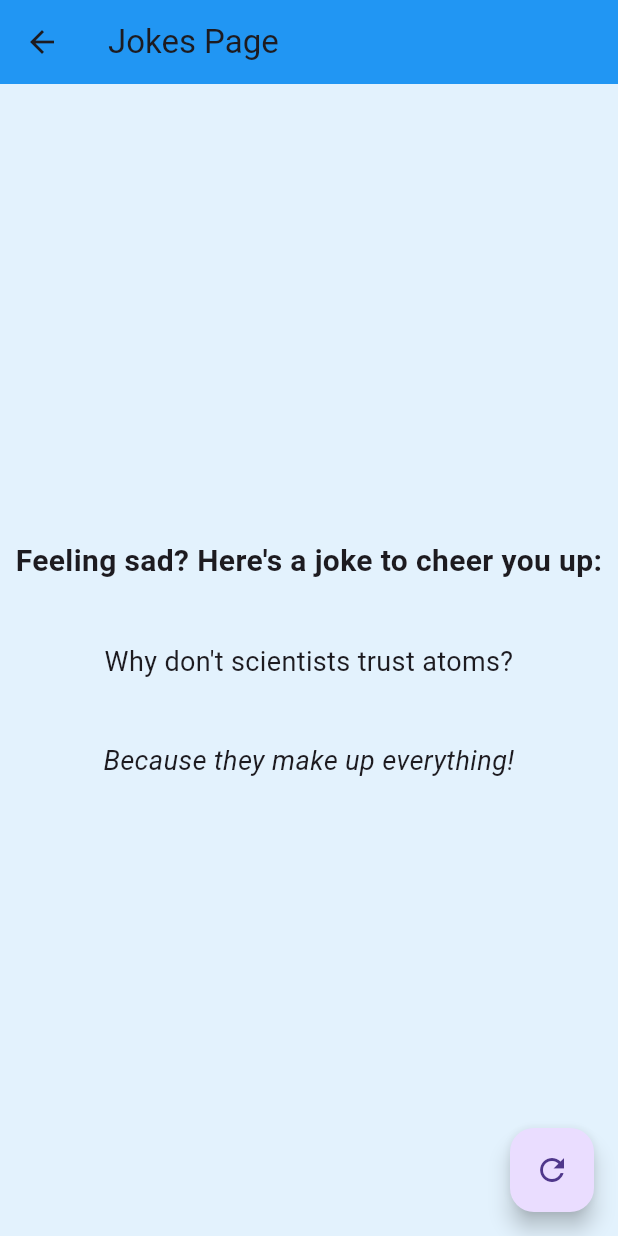
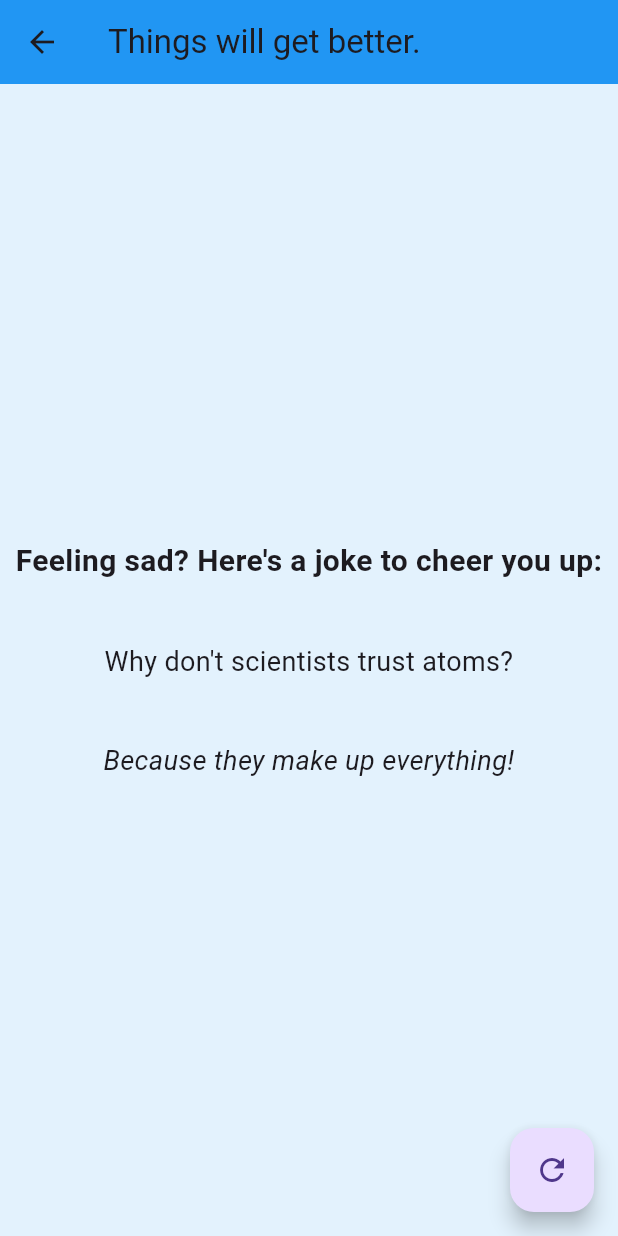
Before and after one commit to BoiPlex/HealthScan, a Flutter app: the SadPage screen opened directly, on a phone screen of 412 x 824 dp. Run offline on Flutter 3.47's test engine with Material 3 defaults, Android fonts, the light colour scheme and no system bars; our stand-ins replace audioplayers, camera, dio, image_picker.

Commit message:
Page title edits

```diff
--- a/health-scanner/lib/emotion_pages/neutral_page.dart
+++ b/health-scanner/lib/emotion_pages/neutral_page.dart
@@ -21,7 +21,7 @@
     return Scaffold(
       backgroundColor: Colors.blue[50],
       appBar: AppBar(
-        title: Text('Positive Affirmation'),
+        title: Text('You look great!'),
         backgroundColor: Colors.blue,
       ),
       body: Center(
--- a/health-scanner/lib/emotion_pages/sad_page.dart
+++ b/health-scanner/lib/emotion_pages/sad_page.dart
@@ -66,7 +66,7 @@
       backgroundColor: Colors.blue[50],
       appBar: AppBar(
         backgroundColor: Colors.blue,
-        title: Text('Jokes Page'),
+        title: Text('Things will get better.'),
         elevation: 0,
       ),
       body: Center(
```
